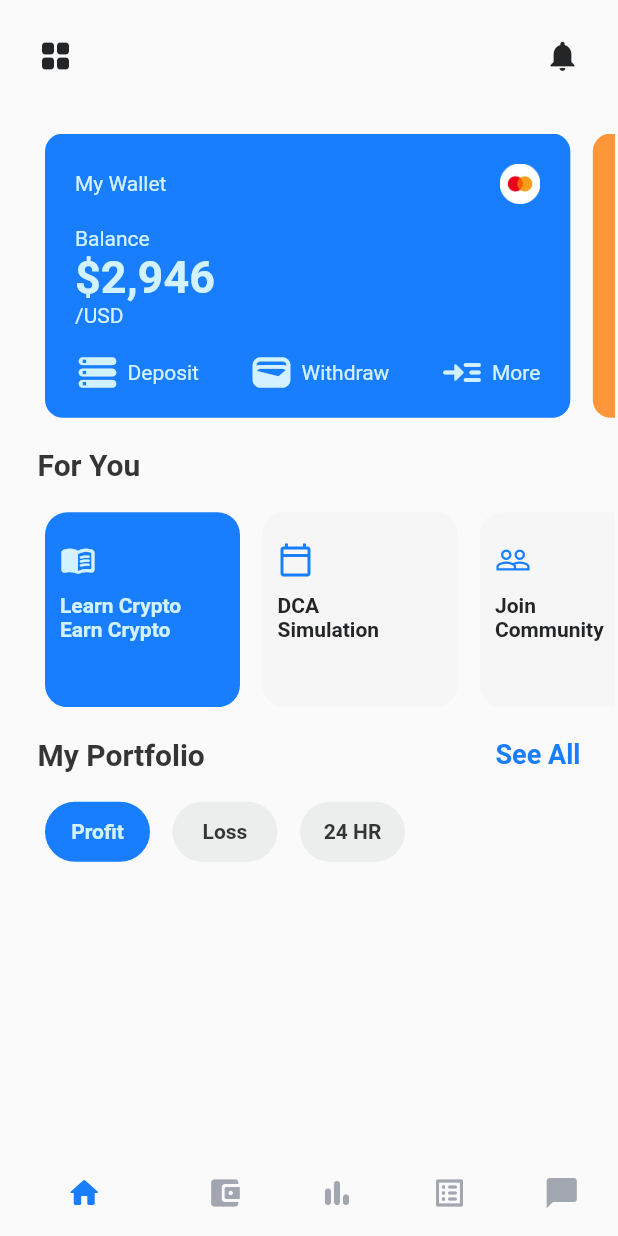
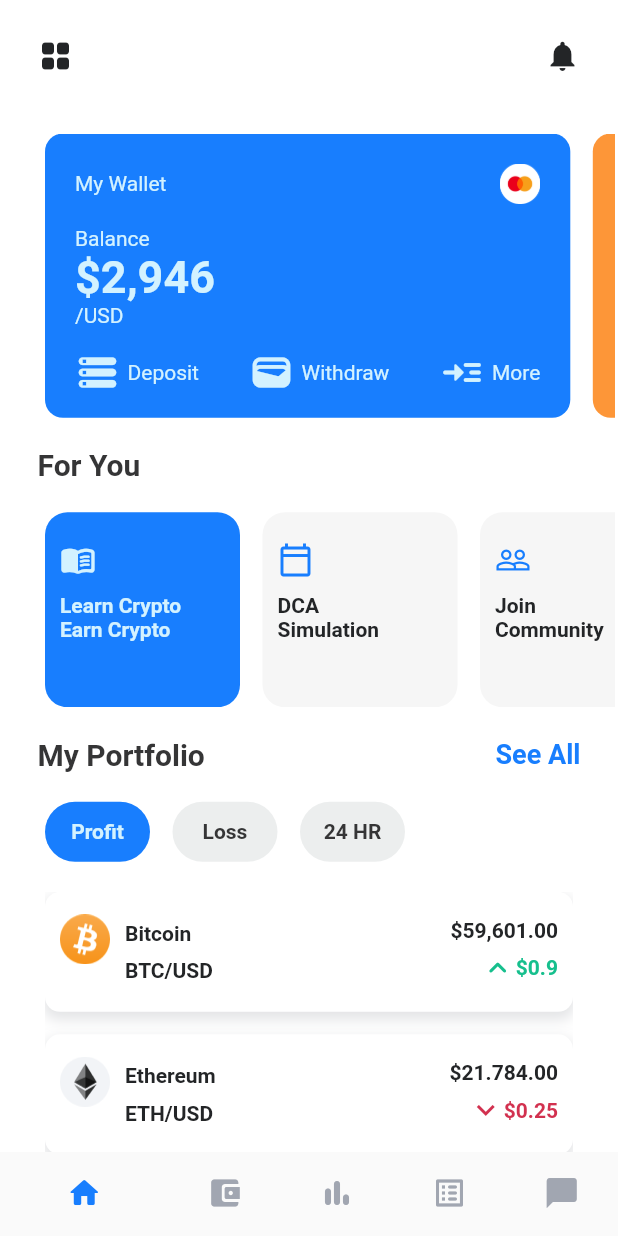
Before and after one commit to JerryAgbesi/Flutter_mini_projects, a Flutter app: the screen it shows after launch, on a phone screen of 412 x 824 dp. Run offline on Flutter 3.47's test engine with Material 2 defaults, Android fonts, the phone set to English and light mode, and no system bars; our stand-ins replace cached_network_image, cloud_firestore, flutter_colorpicker, flutter_dotenv, flutter_slidable, flutter_svg and 4 more; accounts and stored records are empty.

Commit message:
Add crypto card and change homepage color

```diff
--- a/cryptoman/lib/Screens/homepage.dart
+++ b/cryptoman/lib/Screens/homepage.dart
@@ -17,6 +17,7 @@ class _HomePageState extends State<HomePage> {
     return Builder(builder: (context) {
       return SafeArea(
         child: Scaffold(
+          backgroundColor: Colors.white,
           bottomNavigationBar: BottomNavigationBar(
               showSelectedLabels: false,
               showUnselectedLabels: false,
@@ -36,7 +37,9 @@ class _HomePageState extends State<HomePage> {
                 BottomNavigationBarItem(
                     icon: Icon(Icons.chat_bubble_rounded), label: ""),
               ]),
-          body: Column(children: [
+          body: ListView(
+            children: [
+              Column(children: [
                 Padding(
                   padding: const EdgeInsets.all(25.0),
                   child: Row(
@@ -129,8 +132,26 @@ class _HomePageState extends State<HomePage> {
                       itemBuilder: (BuildContext context, int index) {
                         return pCards[index];
                       }),
-            )
+                ),
+                const SizedBox(
+                  height: 20,
+                ),
+                Container(
+                  padding: EdgeInsets.fromLTRB(30, 0, 30, 0),
+                  height: 200,
+                  width: double.infinity,
+                  child: ListView.separated(
+                      separatorBuilder: (context, index) => SizedBox(
+                            height: 15,
+                          ),
+                      itemCount: cryptos.length,
+                      itemBuilder: (BuildContext context, int index) {
+                        return cryptos[index];
+                      }),
+                ),
               ]),
+            ],
+          ),
         ),
       );
     });
--- a/cryptoman/lib/widgets/constants.dart
+++ b/cryptoman/lib/widgets/constants.dart
@@ -1,10 +1,14 @@
 import 'package:cryptoman/widgets/for_you_card.dart';
+import 'package:cryptoman/widgets/portfolio_cards.dart';
 import 'package:flutter/material.dart';
 
 const debitCardText = TextStyle(color: Color(0xFFD3F2FF));
 const forYouCardText = TextStyle(color: Color(0xFF353536));
 const labelText = TextStyle(
-  color: Color(0xFF353536),
-  fontWeight: FontWeight.bold,
-  fontSize: 20,
+    color: Color(0xFF353536), fontWeight: FontWeight.bold, fontSize: 20);
+const riseColor = Color(0xFF16BF8D);
+const fallColor = Color(0xFFD2314F);
+const PortfolioCardText = TextStyle(
+  color: Color(0xFF232527),
+  fontWeight: FontWeight.w600,
 );
--- /dev/null
+++ b/cryptoman/lib/widgets/crypto_card.dart
@@ -0,0 +1,112 @@
+import 'package:cryptoman/widgets/constants.dart';
+import 'package:flutter/material.dart';
+import 'package:google_fonts/google_fonts.dart';
+
+// ignore: must_be_immutable
+class CryptoCard extends StatelessWidget {
+  CryptoCard(
+      {super.key,
+      required this.image,
+      required this.rise,
+      required this.percentage,
+      required this.amount,
+      required this.cryptoName,
+      required this.description});
+
+  String image;
+  bool rise;
+  String percentage;
+  String amount;
+  String cryptoName;
+  String description;
+
+  @override
+  Widget build(BuildContext context) {
+    return Container(
+      padding: EdgeInsets.symmetric(vertical: 15, horizontal: 10),
+      width: double.infinity,
+      height: 80,
+      decoration: BoxDecoration(
+        borderRadius: BorderRadius.circular(10),
+        color: Colors.white,
+        boxShadow: const [
+          BoxShadow(
+              color: Color.fromARGB(255, 227, 228, 230),
+              blurRadius: 7,
+              spreadRadius: 1,
+              offset: Offset(0.0, 4))
+        ],
+      ),
+      child: Row(crossAxisAlignment: CrossAxisAlignment.start, children: [
+        Image.asset(
+          '$image',
+          scale: 1.5,
+        ),
+        const SizedBox(
+          width: 10,
+        ),
+        Column(
+          crossAxisAlignment: CrossAxisAlignment.start,
+          mainAxisAlignment: MainAxisAlignment.spaceAround,
+          children: [
+            Text(
+              "$cryptoName",
+              style: PortfolioCardText,
+            ),
+            Text(
+              "$description",
+              style: PortfolioCardText,
+            ),
+          ],
+        ),
+        Spacer(
+          flex: 1,
+        ),
+        Column(
+          mainAxisAlignment: MainAxisAlignment.spaceAround,
+          crossAxisAlignment: CrossAxisAlignment.end,
+          children: [
+            Text("\$$amount", style: PortfolioCardText),
+            Row(
+              children: [
+                Icon(
+                  rise ? Icons.expand_less_rounded : Icons.expand_more,
+                  color: rise ? riseColor : fallColor,
+                ),
+                Text(
+                  "\$$percentage",
+                  style:
+                      TextStyle(color: rise?riseColor:fallColor, fontWeight: FontWeight.w600),
+                ),
+              ],
+            ),
+          ],
+        ),
+      ]),
+    );
+  }
+}
+
+List<CryptoCard> cryptos = [
+  CryptoCard(
+      image: 'assets/BTC.png',
+      rise: true,
+      percentage: '0.9',
+      amount: '59,601.00',
+      cryptoName: 'Bitcoin',
+      description: 'BTC/USD'),
+  CryptoCard(
+      image: 'assets/ETH.png',
+      rise: false,
+      percentage: '0.25',
+      amount: '21.784.00',
+      cryptoName: 'Ethereum',
+      description: 'ETH/USD'),
+  CryptoCard(
+      image: 'assets/BTC.png',
+      rise: true,
+      percentage: '0.9',
+      amount: '59,601.00',
+      cryptoName: 'Bitcoin',
+      description: 'BTC/USD'),
+];
--- a/cryptoman/lib/widgets/widgets.dart
+++ b/cryptoman/lib/widgets/widgets.dart
@@ -1,3 +1,4 @@
 export 'debit_card.dart';
 export 'for_you_card.dart';
 export 'portfolio_cards.dart';
+export 'crypto_card.dart';
--- a/cryptoman/pubspec.yaml
+++ b/cryptoman/pubspec.yaml
@@ -36,6 +36,7 @@ dependencies:
   # The following adds the Cupertino Icons font to your application.
   # Use with the CupertinoIcons class for iOS style icons.
   cupertino_icons: ^1.0.2
+  google_fonts: ^3.0.1
 
 dev_dependencies:
   flutter_test:
```
Also changed, not shown: cryptoman/pubspec.lock, 1 other file. Lines whose indentation alone changed are shown as unchanged.
